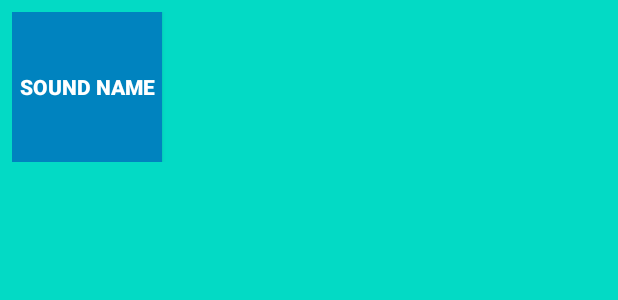
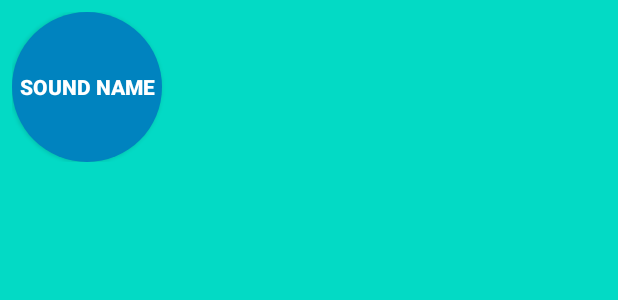
Before and after one commit to kaluogh/MyAndroidStudy, an Android app: the layout list_item_sound.xml on its own in the app's theme, with its tools: preview values and no code run, on a phone screen of 412 x 824 dp. Shown: the top 300 px of the screen. Run offline under Robolectric (Android 15) with nearby library versions, the phone set to English and light mode, and no system bars.

Commit message:
update c22

```diff
--- /dev/null
+++ b/BeatBox/app/src/main/res/drawable/button_beat_box.xml
@@ -0,0 +1,6 @@
+<?xml version="1.0" encoding="utf-8"?>
+<selector xmlns:android="http://schemas.android.com/apk/res/android">
+    <item android:drawable="@drawable/button_beat_box_pressed"
+        android:state_pressed="true"/>
+    <item android:drawable="@drawable/button_beat_box_normal"/>
+</selector>
--- /dev/null
+++ b/BeatBox/app/src/main/res/drawable/button_beat_box_normal.xml
@@ -0,0 +1,6 @@
+<?xml version="1.0" encoding="utf-8"?>
+<shape xmlns:android="http://schemas.android.com/apk/res/android"
+    android:shape="oval"
+    >
+    <solid android:color="@color/soothing_blue"/>
+</shape>
--- /dev/null
+++ b/BeatBox/app/src/main/res/drawable/button_beat_box_pressed.xml
@@ -0,0 +1,20 @@
+<?xml version="1.0" encoding="utf-8"?>
+<layer-list xmlns:android="http://schemas.android.com/apk/res/android">
+    <item>
+        <shape
+            android:shape="oval"
+            >
+            <solid android:color="@color/red"/>
+        </shape>
+    </item>
+    <item>
+        <shape
+            android:shape="oval"
+            >
+            <stroke
+                android:color="@color/dark_red"
+                android:width="4dp"
+                />
+        </shape>
+    </item>
+</layer-list>
--- a/BeatBox/app/src/main/res/values/styles.xml
+++ b/BeatBox/app/src/main/res/values/styles.xml
@@ -2,7 +2,8 @@
 <resources>
     <style name="BeatBoxButton">
         <item name="android:textColor">@color/white</item>
-        <item name="android:background">@color/soothing_blue</item>
+<!--        <item name="android:background">@color/soothing_blue</item>-->
+        <item name="android:background">@drawable/button_beat_box</item>
     </style>
     <style name="BeatBoxButton.Strong">
         <item name="android:textStyle">bold</item>
```
